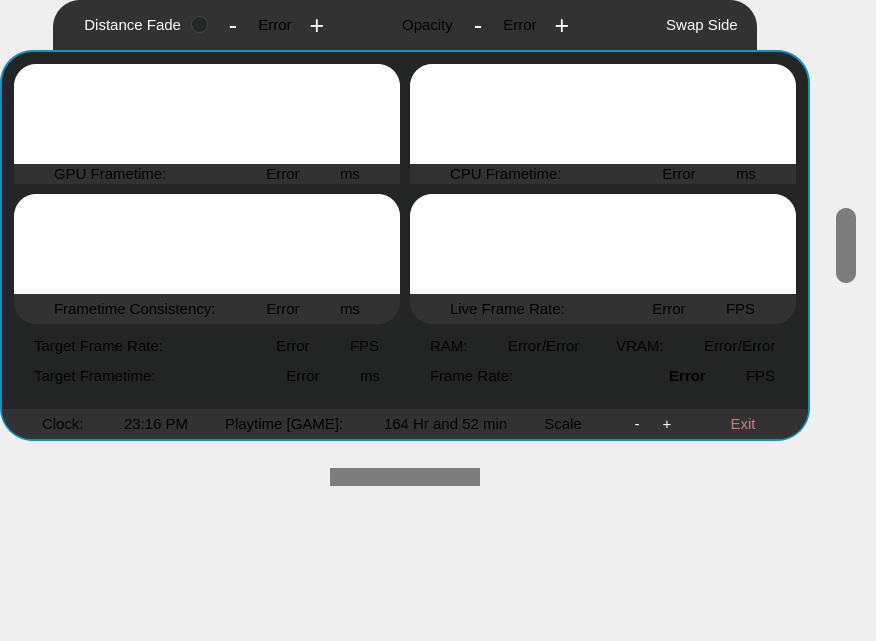
Qt form src/userinterface/dashboardui.ui (Trixxle/SeamenPerformanceOverlay) before a commit.
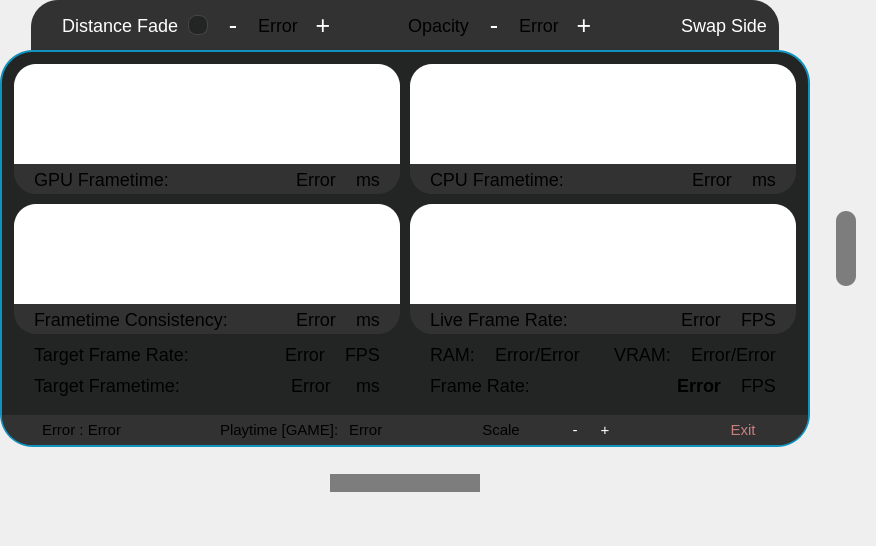
The same form after that commit. Custom widgets are drawn as their Qt base class.

Commit message: Started implementing a playtime timer. It starts but it does not detect when the game closes yet. Also added a clock. Also made it so the overlay hides itself when the SteamVR Keyboard is shown. Fixed some button size inconsistencies

```diff
--- a/src/userinterface/dashboardui.ui
+++ b/src/userinterface/dashboardui.ui
@@ -7,7 +7,7 @@
     <x>0</x>
     <y>0</y>
     <width>876</width>
-    <height>641</height>
+    <height>546</height>
    </rect>
   </property>
   <property name="windowTitle">
@@ -36,7 +36,7 @@
 
 /*--- Global QLabel ---*/
 QLabel{
-	font-size: 15px;
+	font-size: 18px;
 }
 
 /*--- Upper Option bar ---*/
@@ -49,18 +49,18 @@
 }
 
 #optionBar QLabel{
-	font-size: 15px;
+	font-size: 18px;
 }
 
 #optionBar QCheckBox {
-	font-size: 15px;
+	font-size: 18px;
     spacing: 10px; /* Pushes the 'Enable' text away from the box */
     color: white;
 }
 
 #optionBar QCheckBox::indicator {
-    width: 15px;
-    height: 15px;
+    width: 18px;
+    height: 18px;
     border-radius: 8px; /* Setting radius to half the width makes a perfect circle */
     background-color: #232424; /* Matches your darkest background */
     border: 1px solid #454545; /* Subtle grey ring */
@@ -81,7 +81,7 @@
 }
 
 #optionBar #switchControllerButton {
-	font-size: 15px;
+	font-size: 18px;
 	border-top-right-radius: 27px;
 }
 
@@ -226,7 +226,7 @@
         <property name="frameShadow">
          <enum>QFrame::Shadow::Raised</enum>
         </property>
-        <layout class="QHBoxLayout" name="horizontalLayout" stretch="0,0,0,0,1,0,0,0,1,0,0,0,0,1,0,0">
+        <layout class="QHBoxLayout" name="horizontalLayout" stretch="0,0,1,0,0,0,1,0,0,0,0,1,0,0">
          <property name="spacing">
           <number>0</number>
          </property>
@@ -247,26 +247,9 @@
            <property name="orientation">
             <enum>Qt::Orientation::Horizontal</enum>
            </property>
-           <property name="sizeHint" stdset="0">
-            <size>
-             <width>40</width>
-             <height>20</height>
-            </size>
+           <property name="sizeType">
+            <enum>QSizePolicy::Policy::Fixed</enum>
            </property>
-          </spacer>
-         </item>
-         <item>
-          <widget class="QLabel" name="label_8">
-           <property name="text">
-            <string>Clock:</string>
-           </property>
-          </widget>
-         </item>
-         <item>
-          <spacer name="horizontalSpacer_5">
-           <property name="orientation">
-            <enum>Qt::Orientation::Horizontal</enum>
-           </property>
            <property name="sizeHint" stdset="0">
             <size>
              <width>40</width>
@@ -276,9 +259,15 @@
           </spacer>
          </item>
          <item>
-          <widget class="QLabel" name="label_9">
+          <widget class="QLabel" name="clock">
+           <property name="sizePolicy">
+            <sizepolicy hsizetype="Fixed" vsizetype="Preferred">
+             <horstretch>0</horstretch>
+             <verstretch>0</verstretch>
+            </sizepolicy>
+           </property>
            <property name="text">
-            <string>23:16 PM</string>
+            <string>Error : Error</string>
            </property>
           </widget>
          </item>
@@ -296,7 +285,7 @@
           </spacer>
          </item>
          <item>
-          <widget class="QLabel" name="label_10">
+          <widget class="QLabel" name="playTimeTitle">
            <property name="text">
             <string>Playtime [GAME]:</string>
            </property>
@@ -309,16 +298,16 @@
            </property>
            <property name="sizeHint" stdset="0">
             <size>
-             <width>40</width>
+             <width>10</width>
              <height>20</height>
             </size>
            </property>
           </spacer>
          </item>
          <item>
-          <widget class="QLabel" name="label_11">
+          <widget class="QLabel" name="playtimeClock">
            <property name="text">
-            <string>164 Hr and 52 min</string>
+            <string>Error</string>
            </property>
           </widget>
          </item>
@@ -474,6 +463,9 @@
            <property name="orientation">
             <enum>Qt::Orientation::Horizontal</enum>
            </property>
+           <property name="sizeType">
+            <enum>QSizePolicy::Policy::Fixed</enum>
+           </property>
            <property name="sizeHint" stdset="0">
             <size>
              <width>40</width>
@@ -519,7 +511,7 @@
           <property name="sizeHint" stdset="0">
            <size>
             <width>20</width>
-            <height>40</height>
+            <height>10</height>
            </size>
           </property>
          </spacer>
@@ -544,7 +536,7 @@
           <property name="bottomMargin">
            <number>0</number>
           </property>
-          <item>
+          <item alignment="Qt::AlignmentFlag::AlignTop">
            <widget class="QFrame" name="GPU">
             <property name="sizePolicy">
              <sizepolicy hsizetype="Preferred" vsizetype="Preferred">
@@ -555,7 +547,7 @@
             <property name="minimumSize">
              <size>
               <width>0</width>
-              <height>0</height>
+              <height>30</height>
              </size>
             </property>
             <property name="maximumSize">
@@ -591,9 +583,12 @@
                <property name="orientation">
                 <enum>Qt::Orientation::Horizontal</enum>
                </property>
+               <property name="sizeType">
+                <enum>QSizePolicy::Policy::Preferred</enum>
+               </property>
                <property name="sizeHint" stdset="0">
                 <size>
-                 <width>40</width>
+                 <width>20</width>
                  <height>20</height>
                 </size>
                </property>
@@ -665,9 +660,12 @@
                <property name="orientation">
                 <enum>Qt::Orientation::Horizontal</enum>
                </property>
+               <property name="sizeType">
+                <enum>QSizePolicy::Policy::Preferred</enum>
+               </property>
                <property name="sizeHint" stdset="0">
                 <size>
-                 <width>40</width>
+                 <width>20</width>
                  <height>20</height>
                 </size>
                </property>
@@ -696,9 +694,12 @@
                <property name="orientation">
                 <enum>Qt::Orientation::Horizontal</enum>
                </property>
+               <property name="sizeType">
+                <enum>QSizePolicy::Policy::Preferred</enum>
+               </property>
                <property name="sizeHint" stdset="0">
                 <size>
-                 <width>40</width>
+                 <width>20</width>
                  <height>20</height>
                 </size>
                </property>
@@ -709,6 +710,22 @@
           </item>
          </layout>
         </item>
+        <item row="2" column="0">
+         <spacer name="verticalSpacer_9">
+          <property name="orientation">
+           <enum>Qt::Orientation::Vertical</enum>
+          </property>
+          <property name="sizeType">
+           <enum>QSizePolicy::Policy::Fixed</enum>
+          </property>
+          <property name="sizeHint" stdset="0">
+           <size>
+            <width>20</width>
+            <height>10</height>
+           </size>
+          </property>
+         </spacer>
+        </item>
         <item row="9" column="0">
          <layout class="QHBoxLayout" name="RefreshRate" stretch="0,0,1,0,0,0,0">
           <property name="spacing">
@@ -719,6 +736,9 @@
             <property name="orientation">
              <enum>Qt::Orientation::Horizontal</enum>
             </property>
+            <property name="sizeType">
+             <enum>QSizePolicy::Policy::Preferred</enum>
+            </property>
             <property name="sizeHint" stdset="0">
              <size>
               <width>20</width>
@@ -778,9 +798,12 @@
             <property name="orientation">
              <enum>Qt::Orientation::Horizontal</enum>
             </property>
+            <property name="sizeType">
+             <enum>QSizePolicy::Policy::Preferred</enum>
+            </property>
             <property name="sizeHint" stdset="0">
              <size>
-              <width>40</width>
+              <width>25</width>
               <height>20</height>
              </size>
             </property>
@@ -803,6 +826,9 @@
             <property name="orientation">
              <enum>Qt::Orientation::Horizontal</enum>
             </property>
+            <property name="sizeType">
+             <enum>QSizePolicy::Policy::Preferred</enum>
+            </property>
             <property name="sizeHint" stdset="0">
              <size>
               <width>20</width>
@@ -840,7 +866,7 @@
           <property name="spacing">
            <number>0</number>
           </property>
-          <item>
+          <item alignment="Qt::AlignmentFlag::AlignTop">
            <widget class="QFrame" name="TotalFrameTime">
             <property name="sizePolicy">
              <sizepolicy hsizetype="Preferred" vsizetype="Preferred">
@@ -848,6 +874,12 @@
               <verstretch>0</verstretch>
              </sizepolicy>
             </property>
+            <property name="minimumSize">
+             <size>
+              <width>0</width>
+              <height>30</height>
+             </size>
+            </property>
             <property name="maximumSize">
              <size>
               <width>16777215</width>
@@ -881,9 +913,12 @@
                <property name="orientation">
                 <enum>Qt::Orientation::Horizontal</enum>
                </property>
+               <property name="sizeType">
+                <enum>QSizePolicy::Policy::Preferred</enum>
+               </property>
                <property name="sizeHint" stdset="0">
                 <size>
-                 <width>40</width>
+                 <width>20</width>
                  <height>20</height>
                 </size>
                </property>
@@ -961,9 +996,12 @@
                <property name="orientation">
                 <enum>Qt::Orientation::Horizontal</enum>
                </property>
+               <property name="sizeType">
+                <enum>QSizePolicy::Policy::Preferred</enum>
+               </property>
                <property name="sizeHint" stdset="0">
                 <size>
-                 <width>40</width>
+                 <width>20</width>
                  <height>20</height>
                 </size>
                </property>
@@ -992,9 +1030,12 @@
                <property name="orientation">
                 <enum>Qt::Orientation::Horizontal</enum>
                </property>
+               <property name="sizeType">
+                <enum>QSizePolicy::Policy::Preferred</enum>
+               </property>
                <property name="sizeHint" stdset="0">
                 <size>
-                 <width>40</width>
+                 <width>20</width>
                  <height>20</height>
                 </size>
                </property>
@@ -1027,22 +1068,6 @@
           </property>
          </widget>
         </item>
-        <item row="7" column="1">
-         <spacer name="verticalSpacer_4">
-          <property name="orientation">
-           <enum>Qt::Orientation::Vertical</enum>
-          </property>
-          <property name="sizeType">
-           <enum>QSizePolicy::Policy::Preferred</enum>
-          </property>
-          <property name="sizeHint" stdset="0">
-           <size>
-            <width>20</width>
-            <height>40</height>
-           </size>
-          </property>
-         </spacer>
-        </item>
         <item row="8" column="0">
          <layout class="QHBoxLayout" name="TargetFrameRate" stretch="0,0,1,0,0,0,0">
           <property name="spacing">
@@ -1053,6 +1078,9 @@
             <property name="orientation">
              <enum>Qt::Orientation::Horizontal</enum>
             </property>
+            <property name="sizeType">
+             <enum>QSizePolicy::Policy::Preferred</enum>
+            </property>
             <property name="sizeHint" stdset="0">
              <size>
               <width>20</width>
@@ -1118,9 +1146,12 @@
             <property name="orientation">
              <enum>Qt::Orientation::Horizontal</enum>
             </property>
+            <property name="sizeType">
+             <enum>QSizePolicy::Policy::Preferred</enum>
+            </property>
             <property name="sizeHint" stdset="0">
              <size>
-              <width>40</width>
+              <width>20</width>
               <height>20</height>
              </size>
             </property>
@@ -1143,6 +1174,9 @@
             <property name="orientation">
              <enum>Qt::Orientation::Horizontal</enum>
             </property>
+            <property name="sizeType">
+             <enum>QSizePolicy::Policy::Preferred</enum>
+            </property>
             <property name="sizeHint" stdset="0">
              <size>
               <width>20</width>
@@ -1153,28 +1187,12 @@
           </item>
          </layout>
         </item>
-        <item row="7" column="0">
-         <spacer name="verticalSpacer">
-          <property name="orientation">
-           <enum>Qt::Orientation::Vertical</enum>
-          </property>
-          <property name="sizeType">
-           <enum>QSizePolicy::Policy::Preferred</enum>
-          </property>
-          <property name="sizeHint" stdset="0">
-           <size>
-            <width>20</width>
-            <height>40</height>
-           </size>
-          </property>
-         </spacer>
-        </item>
         <item row="4" column="1">
          <layout class="QHBoxLayout" name="LiveFrameRateLayout">
           <property name="spacing">
            <number>0</number>
           </property>
-          <item>
+          <item alignment="Qt::AlignmentFlag::AlignTop">
            <widget class="QFrame" name="LiveFrameRate">
             <property name="sizePolicy">
              <sizepolicy hsizetype="Preferred" vsizetype="Preferred">
@@ -1188,6 +1206,12 @@
               <height>30</height>
              </size>
             </property>
+            <property name="maximumSize">
+             <size>
+              <width>16777215</width>
+              <height>30</height>
+             </size>
+            </property>
             <property name="frameShape">
              <enum>QFrame::Shape::StyledPanel</enum>
             </property>
@@ -1215,9 +1239,12 @@
                <property name="orientation">
                 <enum>Qt::Orientation::Horizontal</enum>
                </property>
+               <property name="sizeType">
+                <enum>QSizePolicy::Policy::Preferred</enum>
+               </property>
                <property name="sizeHint" stdset="0">
                 <size>
-                 <width>40</width>
+                 <width>20</width>
                  <height>20</height>
                 </size>
                </property>
@@ -1291,9 +1318,12 @@
                <property name="orientation">
                 <enum>Qt::Orientation::Horizontal</enum>
                </property>
+               <property name="sizeType">
+                <enum>QSizePolicy::Policy::Preferred</enum>
+               </property>
                <property name="sizeHint" stdset="0">
                 <size>
-                 <width>40</width>
+                 <width>20</width>
                  <height>20</height>
                 </size>
                </property>
@@ -1322,9 +1352,12 @@
                <property name="orientation">
                 <enum>Qt::Orientation::Horizontal</enum>
                </property>
+               <property name="sizeType">
+                <enum>QSizePolicy::Policy::Preferred</enum>
+               </property>
                <property name="sizeHint" stdset="0">
                 <size>
-                 <width>40</width>
+                 <width>20</width>
                  <height>20</height>
                 </size>
                </property>
@@ -1346,7 +1379,7 @@
           <property name="sizeHint" stdset="0">
            <size>
             <width>20</width>
-            <height>40</height>
+            <height>10</height>
            </size>
           </property>
          </spacer>
@@ -1361,6 +1394,9 @@
             <property name="orientation">
              <enum>Qt::Orientation::Horizontal</enum>
             </property>
+            <property name="sizeType">
+             <enum>QSizePolicy::Policy::Preferred</enum>
+            </property>
             <property name="sizeHint" stdset="0">
              <size>
               <width>20</width>
@@ -1387,11 +1423,11 @@
              <enum>Qt::Orientation::Horizontal</enum>
             </property>
             <property name="sizeType">
-             <enum>QSizePolicy::Policy::Expanding</enum>
+             <enum>QSizePolicy::Policy::Preferred</enum>
             </property>
             <property name="sizeHint" stdset="0">
              <size>
-              <width>40</width>
+              <width>20</width>
               <height>20</height>
              </size>
             </property>
@@ -1455,11 +1491,11 @@
              <enum>Qt::Orientation::Horizontal</enum>
             </property>
             <property name="sizeType">
-             <enum>QSizePolicy::Policy::Expanding</enum>
+             <enum>QSizePolicy::Policy::Preferred</enum>
             </property>
             <property name="sizeHint" stdset="0">
              <size>
-              <width>40</width>
+              <width>20</width>
               <height>20</height>
              </size>
             </property>
@@ -1494,6 +1530,9 @@
             <property name="orientation">
              <enum>Qt::Orientation::Horizontal</enum>
             </property>
+            <property name="sizeType">
+             <enum>QSizePolicy::Policy::Preferred</enum>
+            </property>
             <property name="sizeHint" stdset="0">
              <size>
               <width>20</width>
@@ -1540,8 +1579,14 @@
           <property name="topMargin">
            <number>0</number>
           </property>
-          <item>
+          <item alignment="Qt::AlignmentFlag::AlignTop">
            <widget class="QFrame" name="CPU">
+            <property name="minimumSize">
+             <size>
+              <width>0</width>
+              <height>30</height>
+             </size>
+            </property>
             <property name="maximumSize">
              <size>
               <width>16777215</width>
@@ -1575,9 +1620,12 @@
                <property name="orientation">
                 <enum>Qt::Orientation::Horizontal</enum>
                </property>
+               <property name="sizeType">
+                <enum>QSizePolicy::Policy::Preferred</enum>
+               </property>
                <property name="sizeHint" stdset="0">
                 <size>
-                 <width>40</width>
+                 <width>20</width>
                  <height>20</height>
                 </size>
                </property>
@@ -1649,9 +1697,12 @@
                <property name="orientation">
                 <enum>Qt::Orientation::Horizontal</enum>
                </property>
+               <property name="sizeType">
+                <enum>QSizePolicy::Policy::Preferred</enum>
+               </property>
                <property name="sizeHint" stdset="0">
                 <size>
-                 <width>40</width>
+                 <width>20</width>
                  <height>20</height>
                 </size>
                </property>
@@ -1680,9 +1731,12 @@
                <property name="orientation">
                 <enum>Qt::Orientation::Horizontal</enum>
                </property>
+               <property name="sizeType">
+                <enum>QSizePolicy::Policy::Preferred</enum>
+               </property>
                <property name="sizeHint" stdset="0">
                 <size>
-                 <width>40</width>
+                 <width>20</width>
                  <height>20</height>
                 </size>
                </property>
@@ -1703,6 +1757,9 @@
             <property name="orientation">
              <enum>Qt::Orientation::Horizontal</enum>
             </property>
+            <property name="sizeType">
+             <enum>QSizePolicy::Policy::Preferred</enum>
+            </property>
             <property name="sizeHint" stdset="0">
              <size>
               <width>20</width>
@@ -1764,9 +1821,12 @@
             <property name="orientation">
              <enum>Qt::Orientation::Horizontal</enum>
             </property>
+            <property name="sizeType">
+             <enum>QSizePolicy::Policy::Preferred</enum>
+            </property>
             <property name="sizeHint" stdset="0">
              <size>
-              <width>40</width>
+              <width>20</width>
               <height>20</height>
              </size>
             </property>
@@ -1789,6 +1849,9 @@
             <property name="orientation">
              <enum>Qt::Orientation::Horizontal</enum>
             </property>
+            <property name="sizeType">
+             <enum>QSizePolicy::Policy::Preferred</enum>
+            </property>
             <property name="sizeHint" stdset="0">
              <size>
               <width>20</width>
@@ -1799,44 +1862,6 @@
           </item>
          </layout>
         </item>
-        <item row="0" column="0">
-         <widget class="QChartView" name="gpuFrameTimeView">
-          <property name="sizePolicy">
-           <sizepolicy hsizetype="Expanding" vsizetype="Expanding">
-            <horstretch>0</horstretch>
-            <verstretch>0</verstretch>
-           </sizepolicy>
-          </property>
-          <property name="minimumSize">
-           <size>
-            <width>0</width>
-            <height>100</height>
-           </size>
-          </property>
-          <property name="maximumSize">
-           <size>
-            <width>16777215</width>
-            <height>100</height>
-           </size>
-          </property>
-         </widget>
-        </item>
-        <item row="2" column="0">
-         <spacer name="verticalSpacer_9">
-          <property name="orientation">
-           <enum>Qt::Orientation::Vertical</enum>
-          </property>
-          <property name="sizeType">
-           <enum>QSizePolicy::Policy::Fixed</enum>
-          </property>
-          <property name="sizeHint" stdset="0">
-           <size>
-            <width>20</width>
-            <height>10</height>
-           </size>
-          </property>
-         </spacer>
-        </item>
         <item row="2" column="1">
          <spacer name="verticalSpacer_10">
           <property name="orientation">
@@ -1853,6 +1878,60 @@
           </property>
          </spacer>
         </item>
+        <item row="0" column="0">
+         <widget class="QChartView" name="gpuFrameTimeView">
+          <property name="sizePolicy">
+           <sizepolicy hsizetype="Expanding" vsizetype="Expanding">
+            <horstretch>0</horstretch>
+            <verstretch>0</verstretch>
+           </sizepolicy>
+          </property>
+          <property name="minimumSize">
+           <size>
+            <width>0</width>
+            <height>100</height>
+           </size>
+          </property>
+          <property name="maximumSize">
+           <size>
+            <width>16777215</width>
+            <height>100</height>
+           </size>
+          </property>
+         </widget>
+        </item>
+        <item row="7" column="1">
+         <spacer name="verticalSpacer_4">
+          <property name="orientation">
+           <enum>Qt::Orientation::Vertical</enum>
+          </property>
+          <property name="sizeType">
+           <enum>QSizePolicy::Policy::Preferred</enum>
+          </property>
+          <property name="sizeHint" stdset="0">
+           <size>
+            <width>20</width>
+            <height>10</height>
+           </size>
+          </property>
+         </spacer>
+        </item>
+        <item row="7" column="0">
+         <spacer name="verticalSpacer">
+          <property name="orientation">
+           <enum>Qt::Orientation::Vertical</enum>
+          </property>
+          <property name="sizeType">
+           <enum>QSizePolicy::Policy::Preferred</enum>
+          </property>
+          <property name="sizeHint" stdset="0">
+           <size>
+            <width>20</width>
+            <height>10</height>
+           </size>
+          </property>
+         </spacer>
+        </item>
        </layout>
       </item>
      </layout>
@@ -2236,13 +2315,13 @@
      <property name="minimumSize">
       <size>
        <width>0</width>
-       <height>200</height>
+       <height>0</height>
       </size>
      </property>
      <property name="maximumSize">
       <size>
        <width>16777215</width>
-       <height>200</height>
+       <height>16777215</height>
       </size>
      </property>
      <property name="frameShape">
@@ -2251,7 +2330,7 @@
      <property name="frameShadow">
       <enum>QFrame::Shadow::Raised</enum>
      </property>
-     <layout class="QGridLayout" name="gridLayout_2" rowstretch="0,0,1" columnstretch="0,0,0">
+     <layout class="QGridLayout" name="gridLayout_2" rowstretch="0,0,0" columnstretch="0,0,0">
       <property name="leftMargin">
        <number>0</number>
       </property>
@@ -2352,12 +2431,12 @@
          <enum>Qt::Orientation::Vertical</enum>
         </property>
         <property name="sizeType">
-         <enum>QSizePolicy::Policy::Preferred</enum>
+         <enum>QSizePolicy::Policy::Expanding</enum>
         </property>
         <property name="sizeHint" stdset="0">
          <size>
-          <width>20</width>
-          <height>20</height>
+          <width>0</width>
+          <height>0</height>
          </size>
         </property>
        </spacer>
```
The commit also changes 5 other files.
